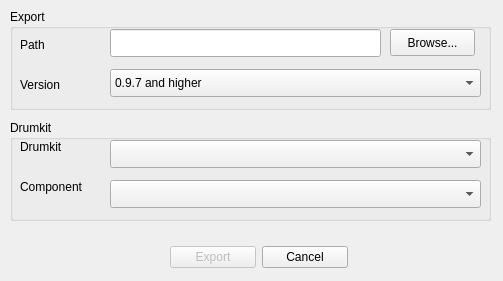
Qt form src/gui/src/SoundLibrary/SoundLibraryExportDialog_UI.ui (hydrogen-music/hydrogen) before a commit.
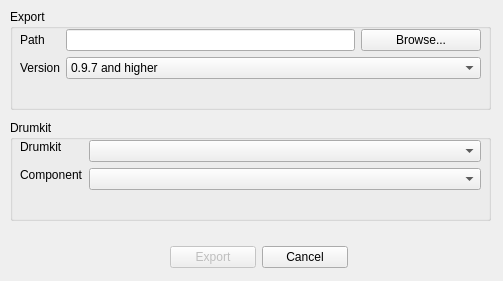
The same form after that commit.

Commit message: Converted layouts to QFormLayout so widgets will resize

The edit to the form file:
```diff
--- a/src/gui/src/SoundLibrary/SoundLibraryExportDialog_UI.ui
+++ b/src/gui/src/SoundLibrary/SoundLibraryExportDialog_UI.ui
@@ -25,34 +25,23 @@
    <property name="title">
     <string>Drumkit</string>
    </property>
-   <widget class="QComboBox" name="drumkitList">
+   <widget class="QWidget" name="">
     <property name="geometry">
      <rect>
-      <x>100</x>
+      <x>10</x>
       <y>20</y>
-      <width>371</width>
-      <height>28</height>
+      <width>461</width>
+      <height>70</height>
      </rect>
     </property>
-   </widget>
-   <widget class="QComboBox" name="componentList">
-    <property name="geometry">
-     <rect>
-      <x>100</x>
-      <y>60</y>
-      <width>371</width>
-      <height>28</height>
-     </rect>
-    </property>
-   </widget>
+    <layout class="QFormLayout" name="formLayout_2">
+     <item row="0" column="0">
    <widget class="QLabel" name="labelDrumkit">
-    <property name="geometry">
-     <rect>
-      <x>10</x>
-      <y>20</y>
-      <width>81</width>
-      <height>31</height>
-     </rect>
+       <property name="sizePolicy">
+        <sizepolicy hsizetype="Expanding" vsizetype="Preferred">
+         <horstretch>0</horstretch>
+         <verstretch>0</verstretch>
+        </sizepolicy>
     </property>
     <property name="text">
      <string>Drumkit</string>
@@ -64,14 +53,24 @@
      <bool>true</bool>
     </property>
    </widget>
+     </item>
+     <item row="0" column="1">
+      <widget class="QComboBox" name="drumkitList">
+       <property name="sizePolicy">
+        <sizepolicy hsizetype="Expanding" vsizetype="Fixed">
+         <horstretch>0</horstretch>
+         <verstretch>0</verstretch>
+        </sizepolicy>
+       </property>
+      </widget>
+     </item>
+     <item row="1" column="0">
    <widget class="QLabel" name="labelComponent">
-    <property name="geometry">
-     <rect>
-      <x>10</x>
-      <y>60</y>
-      <width>81</width>
-      <height>41</height>
-     </rect>
+       <property name="sizePolicy">
+        <sizepolicy hsizetype="Expanding" vsizetype="Preferred">
+         <horstretch>0</horstretch>
+         <verstretch>0</verstretch>
+        </sizepolicy>
     </property>
     <property name="text">
      <string>Component</string>
@@ -83,6 +82,19 @@
      <bool>true</bool>
     </property>
    </widget>
+     </item>
+     <item row="1" column="1">
+      <widget class="QComboBox" name="componentList">
+       <property name="sizePolicy">
+        <sizepolicy hsizetype="Expanding" vsizetype="Fixed">
+         <horstretch>0</horstretch>
+         <verstretch>0</verstretch>
+        </sizepolicy>
+       </property>
+      </widget>
+     </item>
+    </layout>
+   </widget>
   </widget>
   <widget class="QGroupBox" name="exportGroupbox">
    <property name="geometry">
@@ -96,50 +108,47 @@
    <property name="title">
     <string>Export</string>
    </property>
+   <widget class="QWidget" name="">
+    <property name="geometry">
+     <rect>
+      <x>10</x>
+      <y>20</y>
+      <width>461</width>
+      <height>74</height>
+     </rect>
+    </property>
+    <layout class="QFormLayout" name="formLayout">
+     <item row="0" column="0">
    <widget class="QLabel" name="labelPath">
-    <property name="geometry">
-     <rect>
-      <x>10</x>
-      <y>20</y>
-      <width>81</width>
-      <height>31</height>
-     </rect>
+       <property name="sizePolicy">
+        <sizepolicy hsizetype="Expanding" vsizetype="Preferred">
+         <horstretch>0</horstretch>
+         <verstretch>0</verstretch>
+        </sizepolicy>
     </property>
     <property name="text">
      <string>Path</string>
     </property>
    </widget>
-   <widget class="QLabel" name="labelVersion">
-    <property name="geometry">
-     <rect>
-      <x>10</x>
-      <y>60</y>
-      <width>81</width>
-      <height>31</height>
-     </rect>
-    </property>
-    <property name="text">
-     <string>Version</string>
-    </property>
-   </widget>
-   <widget class="QLineEdit" name="drumkitPathTxt">
-    <property name="geometry">
-     <rect>
-      <x>100</x>
-      <y>20</y>
-      <width>271</width>
-      <height>28</height>
-     </rect>
-    </property>
-   </widget>
+     </item>
+     <item row="0" column="1">
+      <layout class="QHBoxLayout" name="horizontalLayout">
+       <item>
+        <widget class="QLineEdit" name="drumkitPathTxt"/>
+       </item>
+       <item>
    <widget class="QPushButton" name="browseBtn">
-    <property name="geometry">
-     <rect>
-      <x>380</x>
-      <y>20</y>
-      <width>85</width>
-      <height>27</height>
-     </rect>
+         <property name="sizePolicy">
+          <sizepolicy hsizetype="Expanding" vsizetype="Fixed">
+           <horstretch>0</horstretch>
+           <verstretch>0</verstretch>
+          </sizepolicy>
+         </property>
+         <property name="maximumSize">
+          <size>
+           <width>120</width>
+           <height>16777215</height>
+          </size>
     </property>
     <property name="text">
      <string>Browse...</string>
@@ -148,14 +157,29 @@
      <bool>false</bool>
     </property>
    </widget>
+       </item>
+      </layout>
+     </item>
+     <item row="1" column="0">
+      <widget class="QLabel" name="labelVersion">
+       <property name="sizePolicy">
+        <sizepolicy hsizetype="Expanding" vsizetype="Preferred">
+         <horstretch>0</horstretch>
+         <verstretch>0</verstretch>
+        </sizepolicy>
+       </property>
+       <property name="text">
+        <string>Version</string>
+       </property>
+      </widget>
+     </item>
+     <item row="1" column="1">
    <widget class="QComboBox" name="versionList">
-    <property name="geometry">
-     <rect>
-      <x>100</x>
-      <y>60</y>
-      <width>371</width>
-      <height>28</height>
-     </rect>
+       <property name="sizePolicy">
+        <sizepolicy hsizetype="Expanding" vsizetype="Fixed">
+         <horstretch>0</horstretch>
+         <verstretch>0</verstretch>
+        </sizepolicy>
     </property>
     <item>
      <property name="text">
@@ -167,6 +191,9 @@
       <string>0.9.6 and lower</string>
      </property>
     </item>
+      </widget>
+     </item>
+    </layout>
    </widget>
   </widget>
   <widget class="QWidget" name="layoutWidget">
```
Lines whose indentation alone changed are shown as unchanged. The commit also changes 2 other files.
